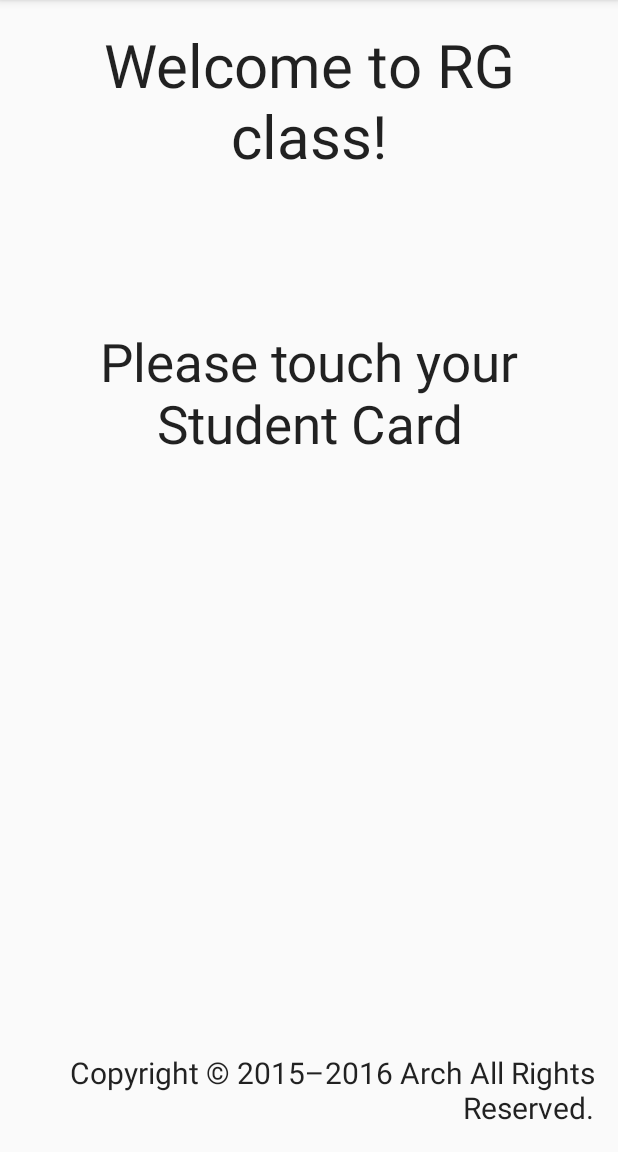
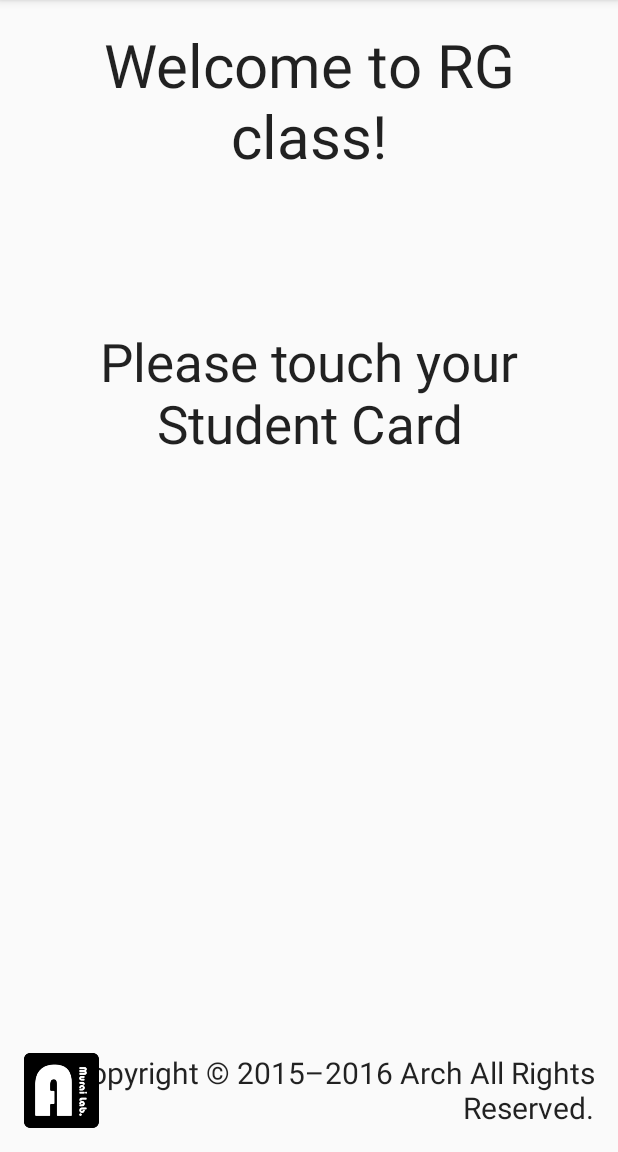
Before and after one commit to sfc-rg/AttendanceSystem, an Android app: the screen it shows after launch (MainActivity), on a phone screen of 412 x 824 dp, the part 84-1236 px from its top. Run offline under Robolectric (Android 15) with nearby library versions, the light colour scheme and no system bars; our stand-ins replace Volley; pictures from the network do not load.

Commit message:
add arch logo

```diff
--- a/app/src/main/res/layout/activity_main.xml
+++ b/app/src/main/res/layout/activity_main.xml
@@ -79,4 +79,13 @@
         android:gravity="right"
         android:textSize="24sp" />
 
+    <ImageView
+        android:layout_width="50dp"
+        android:layout_height="50dp"
+        android:id="@+id/arch_logo"
+        android:layout_alignParentBottom="true"
+        android:layout_alignParentStart="true"
+        android:src="@raw/arch_logo"
+        android:scaleType="fitXY" />
+
 </RelativeLayout>
```
Also changed, not shown: app/src/main/res/raw/arch_logo.png (added).
